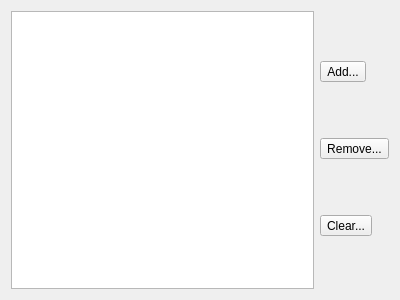
First picture: the form in cct/qtgui2/setup/notifier/notifier.ui, repository awacha/cct, before the edit.
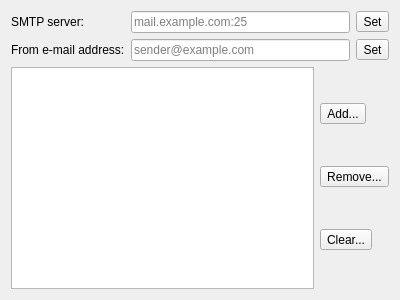
Second picture: the form after the edit. Icons and pictures are not drawn.

Commit message: Notifier setup UI

Diff of the .ui file:
```diff
--- a/cct/qtgui2/setup/notifier/notifier.ui
+++ b/cct/qtgui2/setup/notifier/notifier.ui
@@ -17,6 +17,66 @@
    <iconset resource="../../../resource/icons/icons.qrc">
     <normaloff>:/icons/notification.svg</normaloff>:/icons/notification.svg</iconset>
   </property>
+  <layout class="QVBoxLayout" name="verticalLayout_2">
+   <item>
+    <layout class="QGridLayout" name="gridLayout">
+     <item row="1" column="2">
+      <widget class="QToolButton" name="setFromAddressToolButton">
+       <property name="text">
+        <string>Set</string>
+       </property>
+       <property name="icon">
+        <iconset theme="document-save"/>
+       </property>
+      </widget>
+     </item>
+     <item row="0" column="0">
+      <widget class="QLabel" name="label">
+       <property name="text">
+        <string>SMTP server:</string>
+       </property>
+       <property name="buddy">
+        <cstring>smtpServerLineEdit</cstring>
+       </property>
+      </widget>
+     </item>
+     <item row="0" column="1">
+      <widget class="QLineEdit" name="smtpServerLineEdit">
+       <property name="placeholderText">
+        <string>mail.example.com:25</string>
+       </property>
+      </widget>
+     </item>
+     <item row="1" column="0">
+      <widget class="QLabel" name="label_2">
+       <property name="text">
+        <string>From e-mail address:</string>
+       </property>
+       <property name="buddy">
+        <cstring>fromAddressLineEdit</cstring>
+       </property>
+      </widget>
+     </item>
+     <item row="1" column="1">
+      <widget class="QLineEdit" name="fromAddressLineEdit">
+       <property name="placeholderText">
+        <string>sender@example.com</string>
+       </property>
+      </widget>
+     </item>
+     <item row="0" column="2">
+      <widget class="QToolButton" name="setSMTPServerToolButton">
+       <property name="text">
+        <string>Set</string>
+       </property>
+       <property name="icon">
+        <iconset theme="document-save"/>
+       </property>
+      </widget>
+     </item>
+    </layout>
+   </item>
+   <item>
   <layout class="QHBoxLayout" name="horizontalLayout">
    <item>
     <widget class="QTreeView" name="treeView"/>
@@ -56,6 +116,8 @@
     </layout>
    </item>
   </layout>
+   </item>
+  </layout>
  </widget>
  <resources>
   <include location="../../../resource/icons/icons.qrc"/>
```
Left out of the diff: 19 changed lines with no effect on the pictures. Lines whose indentation alone changed are shown as unchanged. The commit also changes 1 other file.
